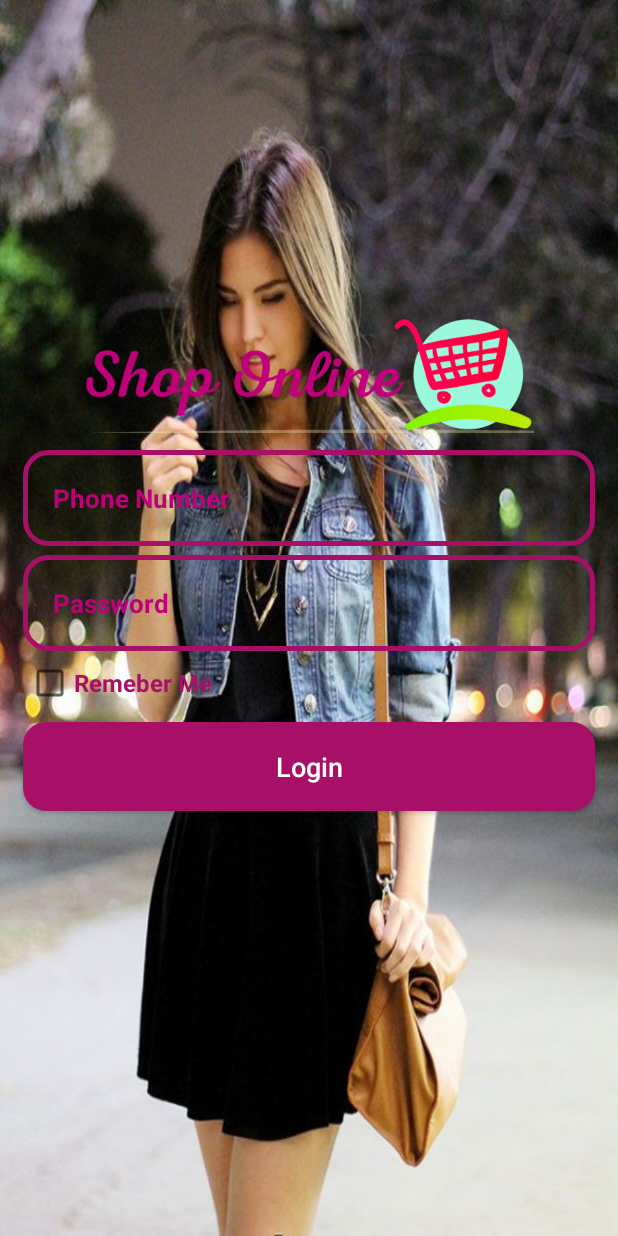
After one commit to Abanoub-Asaad/eCommerce-OnlineShopping, an Android app: the loginActivity screen opened directly, with no data from a screen before it, on a phone screen of 412 x 824 dp. The commit adds this screen. Run offline under Robolectric (Android 15) with nearby library versions, the phone set to English and light mode, and no system bars.

Commit message:
Add Login Page

```diff
--- a/ECommerce/app/build.gradle
+++ b/ECommerce/app/build.gradle
@@ -30,6 +30,9 @@ dependencies {
     implementation 'androidx.appcompat:appcompat:1.1.0'
     implementation 'androidx.constraintlayout:constraintlayout:1.1.3'
     implementation 'com.google.firebase:firebase-database:19.3.1'
+    implementation 'com.github.rey5137:material:1.3.1'
+    implementation 'androidx.cardview:cardview:1.0.0'
+    implementation 'androidx.recyclerview:recyclerview:1.0.0'
     testImplementation 'junit:junit:4.12'
     androidTestImplementation 'androidx.test.ext:junit:1.1.1'
     androidTestImplementation 'androidx.test.espresso:espresso-core:3.2.0'
--- a/ECommerce/app/src/main/AndroidManifest.xml
+++ b/ECommerce/app/src/main/AndroidManifest.xml
@@ -9,6 +9,7 @@
         android:roundIcon="@mipmap/ic_launcher_round"
         android:supportsRtl="true"
         android:theme="@style/AppTheme">
+        <activity android:name=".loginActivity"></activity>
         <activity android:name=".MainActivity">
             <intent-filter>
                 <action android:name="android.intent.action.MAIN" />
--- a/ECommerce/app/src/main/java/com/example/e_commerce/MainActivity.java
+++ b/ECommerce/app/src/main/java/com/example/e_commerce/MainActivity.java
@@ -2,7 +2,9 @@ package com.example.e_commerce;
 
 import androidx.appcompat.app.AppCompatActivity;
 
+import android.content.Intent;
 import android.os.Bundle;
+import android.view.View;
 import android.widget.Button;
 import android.widget.Toast;
 
@@ -20,6 +22,13 @@ public class MainActivity extends AppCompatActivity {
         joinNowButton = (Button) findViewById(R.id.main_join_now_btn);
         loginbutton = (Button) findViewById(R.id.main_login_btn);
 
+        loginbutton.setOnClickListener(new View.OnClickListener() {
+            @Override
+            public void onClick(View v) {
+                Intent intent  = new Intent(MainActivity.this, loginActivity.class);
+                startActivity(intent);
+            }
+        });
 
     }
 }
--- /dev/null
+++ b/ECommerce/app/src/main/java/com/example/e_commerce/loginActivity.java
@@ -0,0 +1,14 @@
+package com.example.e_commerce;
+
+import androidx.appcompat.app.AppCompatActivity;
+
+import android.os.Bundle;
+
+public class loginActivity extends AppCompatActivity {
+
+    @Override
+    protected void onCreate(Bundle savedInstanceState) {
+        super.onCreate(savedInstanceState);
+        setContentView(R.layout.activity_login);
+    }
+}
--- /dev/null
+++ b/ECommerce/app/src/main/res/layout/activity_login.xml
@@ -0,0 +1,89 @@
+<?xml version="1.0" encoding="utf-8"?>
+<RelativeLayout xmlns:android="http://schemas.android.com/apk/res/android"
+    xmlns:app="http://schemas.android.com/apk/res-auto"
+    xmlns:tools="http://schemas.android.com/tools"
+    android:layout_width="match_parent"
+    android:layout_height="match_parent"
+    android:background="@drawable/login"
+    tools:context=".loginActivity">
+
+    <Button
+
+        android:id="@+id/login_btn"
+        android:layout_width="match_parent"
+        android:layout_height="wrap_content"
+        android:layout_below="@+id/linear_layout_1"
+        android:layout_marginLeft="15dp"
+        android:layout_marginTop="10dp"
+        android:layout_marginRight="15dp"
+        android:background="@drawable/buttons"
+        android:padding="17dp"
+        android:text="Login"
+        android:textAllCaps="false"
+        android:textColor="@android:color/white"
+        android:textSize="18sp" />
+
+    <EditText
+        android:id="@+id/login_password_input"
+        android:layout_width="match_parent"
+        android:layout_height="wrap_content"
+        android:layout_below="@+id/login_phone_number_input"
+        android:layout_marginLeft="15dp"
+        android:layout_marginTop="6dp"
+        android:layout_marginRight="15dp"
+        android:background="@drawable/input_design"
+        android:hint="Password"
+        android:padding="20dp"
+        android:textColor="@color/colorPrimaryDark"
+        android:textColorHint="@color/colorPrimary"
+        android:textSize="17sp"
+        android:textStyle="bold" />
+
+    <EditText
+        android:id="@+id/login_phone_number_input"
+        android:layout_width="match_parent"
+        android:layout_height="wrap_content"
+        android:layout_below="@+id/login_applogo"
+        android:layout_marginLeft="15dp"
+        android:layout_marginRight="15dp"
+        android:background="@drawable/input_design"
+        android:hint="Phone Number"
+        android:inputType="number"
+        android:padding="20dp"
+        android:textColor="@color/colorPrimaryDark"
+        android:textColorHint="@color/colorPrimary"
+        android:textSize="17sp"
+        android:textStyle="bold" />
+
+    <ImageView
+        android:id="@+id/login_applogo"
+        android:layout_width="300dp"
+        android:layout_height="100dp"
+        android:layout_centerHorizontal="true"
+        android:layout_marginTop="200dp"
+        android:src="@drawable/applogo"></ImageView>
+
+    <LinearLayout
+        android:id="@+id/linear_layout_1"
+        android:layout_width="match_parent"
+        android:layout_height="wrap_content"
+        android:layout_below="@+id/login_password_input"
+        android:layout_marginTop="5dp"
+        android:orientation="horizontal">
+
+        <androidx.appcompat.widget.AppCompatCheckBox
+            android:id="@+id/remember_me_check_box"
+            style="@style/Widget.AppCompat.CompoundButton.CheckBox"
+            android:layout_width="wrap_content"
+            android:layout_height="wrap_content"
+            android:layout_marginLeft="17dp"
+            android:gravity="center_vertical"
+            android:text="Remeber Me"
+            android:textColor="@color/colorPrimaryDark"
+            android:textSize="16sp"
+            android:textStyle="bold" />
+
+        >
+    </LinearLayout>
+
+</RelativeLayout>
--- a/ECommerce/app/src/main/res/layout/activity_main.xml
+++ b/ECommerce/app/src/main/res/layout/activity_main.xml
@@ -19,7 +19,23 @@
         android:layout_marginBottom="10dp"
         android:background="@drawable/buttons"
         android:padding="20dp"
-        android:text="Already Have an Account? Login"
+        android:text="Already have an Account? Login"
+        android:textAllCaps="false"
+        android:textColor="@android:color/white"
+        android:textSize="18sp" />
+
+    <Button
+
+        android:id="@+id/main_join_now_btn"
+        android:layout_width="match_parent"
+        android:layout_height="wrap_content"
+        android:layout_above="@+id/main_login_btn"
+        android:layout_marginLeft="15dp"
+        android:layout_marginRight="15dp"
+        android:layout_marginBottom="10dp"
+        android:background="@drawable/input_design"
+        android:padding="20dp"
+        android:text="Join Now"
         android:textAllCaps="false"
         android:textColor="@android:color/white"
         android:textSize="18sp" />
@@ -44,23 +60,5 @@
         android:textAlignment="center"
         android:textColor="@color/colorPrimary"
         android:textSize="22sp"
-        android:textStyle="bold|italic"
-
-        />
-
-    <Button
-
-        android:id="@+id/main_join_now_btn"
-        android:layout_width="match_parent"
-        android:layout_height="wrap_content"
-        android:layout_marginLeft="15dp"
-        android:layout_marginRight="15dp"
-        android:layout_marginBottom="10dp"
-        android:background="@drawable/input_design"
-        android:layout_above="@+id/main_login_btn"
-        android:padding="20dp"
-        android:text="Join Now"
-        android:textAllCaps="false"
-        android:textColor="@android:color/white"
-        android:textSize="18sp" />
+        android:textStyle="bold|italic" />
 </RelativeLayout>
```
